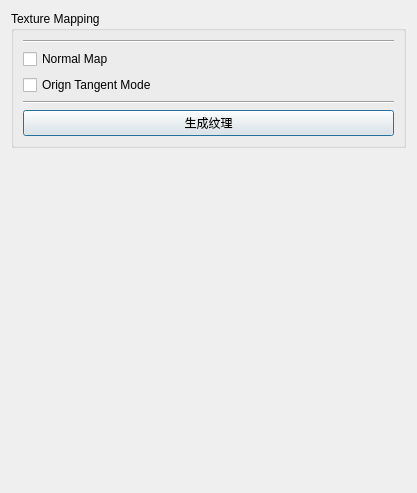
The window that NoraSimpleTools/UI/noraTextureModifierWidget.ui (AnonCountercurrent/NoraSkinningMethodCollection) describes before a commit, drawn with Qt 5.
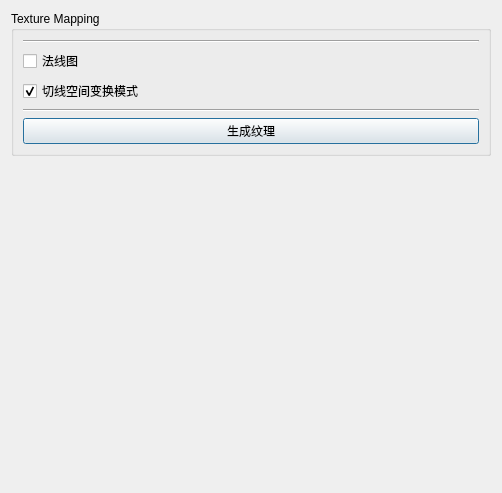
The same window after the commit.

What changed in the file:
```diff
--- a/NoraSimpleTools/UI/noraTextureModifierWidget.ui
+++ b/NoraSimpleTools/UI/noraTextureModifierWidget.ui
@@ -6,7 +6,7 @@
    <rect>
     <x>0</x>
     <y>0</y>
-    <width>417</width>
+    <width>502</width>
     <height>493</height>
    </rect>
   </property>
@@ -42,14 +42,20 @@
       <item>
        <widget class="QCheckBox" name="normalCheckBox">
         <property name="text">
-         <string>Normal Map</string>
+         <string>法线图</string>
         </property>
        </widget>
       </item>
       <item>
        <widget class="QCheckBox" name="originTangentCheckBox">
+        <property name="enabled">
+         <bool>true</bool>
+        </property>
         <property name="text">
-         <string>Orign Tangent Mode</string>
+         <string>切线空间变换模式</string>
+        </property>
+        <property name="checked">
+         <bool>true</bool>
         </property>
        </widget>
       </item>
@@ -78,7 +84,7 @@
      <property name="sizeHint" stdset="0">
       <size>
        <width>20</width>
-       <height>339</height>
+       <height>1</height>
       </size>
      </property>
     </spacer>
```
Left out of the diff: 10 changed lines with no effect on the pictures.
